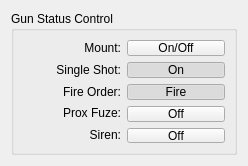
Qt form src/view/panel/gun/frame_gun_control_status.ui (MiftahSalam/FA-FCS-2020-HMI) before a commit.
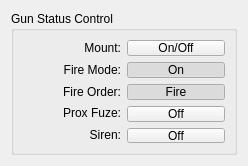
The same form after that commit.

Commit message: adjust - update label fire mode status

```diff
--- a/src/view/panel/gun/frame_gun_control_status.ui
+++ b/src/view/panel/gun/frame_gun_control_status.ui
@@ -58,7 +58,7 @@
              <enum>Qt::LeftToRight</enum>
             </property>
             <property name="text">
-             <string>Single Shot:</string>
+             <string>Fire Mode:</string>
             </property>
             <property name="alignment">
              <set>Qt::AlignRight|Qt::AlignTrailing|Qt::AlignVCenter</set>
```
The commit also changes 1 other file.
